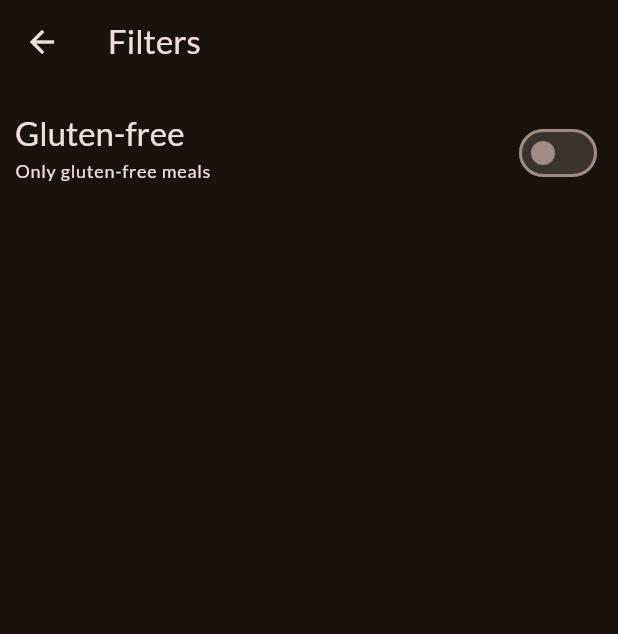
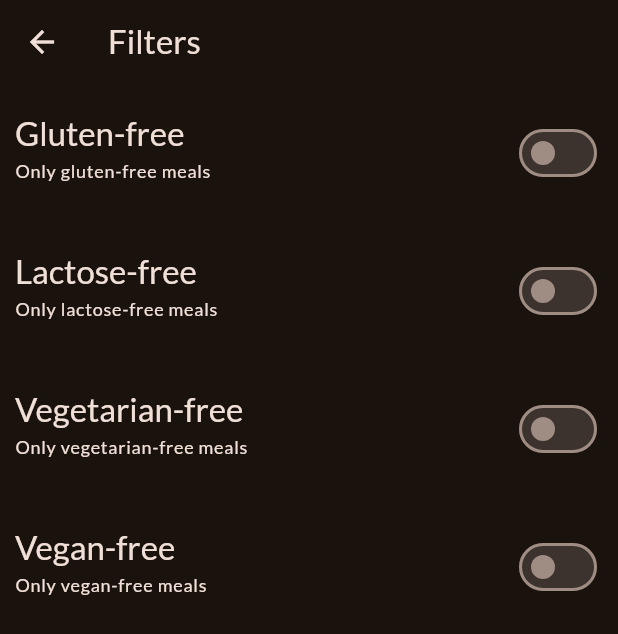
Before and after one commit to adekams/meals_app, a Flutter app: the FiltersScreen screen opened directly, on a phone screen of 412 x 824 dp. Shown: the top 634 px of the screen. Run offline on Flutter 3.47's test engine with Material 2 defaults, Android fonts, the phone set to English and light mode, and no system bars; our stand-ins replace google_fonts, transparent_image.

Commit message:
adding filter types

```diff
--- a/lib/screens/categories.dart
+++ b/lib/screens/categories.dart
@@ -10,12 +10,14 @@ class CategoriesScreen extends StatelessWidget {
   const CategoriesScreen({
     super.key,
     required this.onToggleFavorite,
+    required this.availableMeals,
   });
 
   final void Function(Meal meal) onToggleFavorite;
+  final List<Meal> availableMeals;
 
   void _selectCategory(BuildContext context, Category category) {
-    final filteredMeals = dummyMeals
+    final filteredMeals = availableMeals
         .where((meal) => meal.categories.contains(category.id))
         .toList();
 
--- a/lib/screens/filters.dart
+++ b/lib/screens/filters.dart
@@ -1,4 +1,11 @@
 import 'package:flutter/material.dart';
+
+enum Filter {
+  glutenFree,
+  lactoseFree,
+  vegetarian,
+  vegan,
+}
 
 class FiltersScreen extends StatefulWidget {
   const FiltersScreen({super.key});
@@ -9,13 +16,36 @@ class FiltersScreen extends StatefulWidget {
 
 class _FiltersScreenState extends State<FiltersScreen> {
   var _glutenFreeFilterSet = false;
+  var _lactoseFreeFilterSet = false;
+  var _vegetarianFilterSet = false;
+  var _veganFilterSet = false;
   @override
   Widget build(BuildContext context) {
     return Scaffold(
       appBar: AppBar(
         title: const Text('Filters'),
       ),
-      body: Column(
+      // drawer: MainDrawer(onSelectScreen: (identifier) {
+      //   Navigator.of(context).pop();
+      //   if (identifier == 'Meals') {
+      //     Navigator.of(context).push(
+      //       MaterialPageRoute(
+      //         builder: (ctx) => const TabScreen(),
+      //       ),
+      //     );
+      //   }
+      // }),
+      body: WillPopScope(
+        onWillPop: () async {
+          Navigator.of(context).pop({
+            Filter.glutenFree: _glutenFreeFilterSet,
+            Filter.lactoseFree: _lactoseFreeFilterSet,
+            Filter.vegetarian: _vegetarianFilterSet,
+            Filter.vegan: _veganFilterSet,
+          });
+          return false;
+        },
+        child: Column(
           children: [
             SwitchListTile(
               value: _glutenFreeFilterSet,
@@ -38,8 +68,75 @@ class _FiltersScreenState extends State<FiltersScreen> {
               ),
               activeColor: Theme.of(context).colorScheme.tertiary,
               contentPadding: const EdgeInsets.all(10),
+            ),
+            SwitchListTile(
+              value: _lactoseFreeFilterSet,
+              onChanged: (isChecked) {
+                setState(() {
+                  _lactoseFreeFilterSet = isChecked;
+                });
+              },
+              title: Text(
+                'Lactose-free',
+                style: Theme.of(context).textTheme.titleLarge!.copyWith(
+                      color: Theme.of(context).colorScheme.onBackground,
+                    ),
+              ),
+              subtitle: Text(
+                'Only lactose-free meals',
+                style: Theme.of(context).textTheme.labelMedium!.copyWith(
+                      color: Theme.of(context).colorScheme.onBackground,
+                    ),
+              ),
+              activeColor: Theme.of(context).colorScheme.tertiary,
+              contentPadding: const EdgeInsets.all(10),
+            ),
+            SwitchListTile(
+              value: _vegetarianFilterSet,
+              onChanged: (isChecked) {
+                setState(() {
+                  _vegetarianFilterSet = isChecked;
+                });
+              },
+              title: Text(
+                'Vegetarian-free',
+                style: Theme.of(context).textTheme.titleLarge!.copyWith(
+                      color: Theme.of(context).colorScheme.onBackground,
+                    ),
+              ),
+              subtitle: Text(
+                'Only vegetarian-free meals',
+                style: Theme.of(context).textTheme.labelMedium!.copyWith(
+                      color: Theme.of(context).colorScheme.onBackground,
+                    ),
+              ),
+              activeColor: Theme.of(context).colorScheme.tertiary,
+              contentPadding: const EdgeInsets.all(10),
+            ),
+            SwitchListTile(
+              value: _veganFilterSet,
+              onChanged: (isChecked) {
+                setState(() {
+                  _veganFilterSet = isChecked;
+                });
+              },
+              title: Text(
+                'Vegan-free',
+                style: Theme.of(context).textTheme.titleLarge!.copyWith(
+                      color: Theme.of(context).colorScheme.onBackground,
+                    ),
+              ),
+              subtitle: Text(
+                'Only vegan-free meals',
+                style: Theme.of(context).textTheme.labelMedium!.copyWith(
+                      color: Theme.of(context).colorScheme.onBackground,
+                    ),
+              ),
+              activeColor: Theme.of(context).colorScheme.tertiary,
+              contentPadding: const EdgeInsets.all(10),
             )
           ],
+        ),
       ),
     );
   }
```
Also changed, not shown: lib/screens/tabs.dart (+18 -0 lines). Lines whose indentation alone changed are shown as unchanged.
